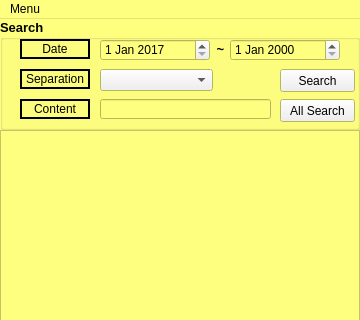
Qt form mainwindow.ui (LeeChiWon/SharedMemo) before a commit; both pictures show x 0 to 360 and y 0 to 320 of the 360 by 500 pixel window.
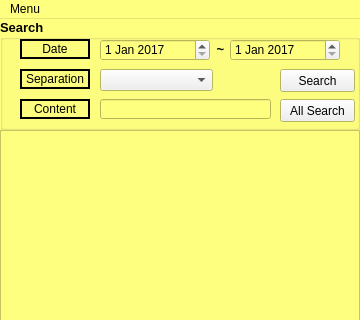
The same form after that commit. Icons and pictures are not drawn.

```diff
--- a/mainwindow.ui
+++ b/mainwindow.ui
@@ -238,6 +238,13 @@
          <bold>false</bold>
         </font>
        </property>
+       <property name="date">
+        <date>
+         <year>2017</year>
+         <month>1</month>
+         <day>1</day>
+        </date>
+       </property>
       </widget>
       <widget class="QLabel" name="label_3">
        <property name="geometry">
```
Left out of the diff: 6 changed lines with no effect on the pictures.
